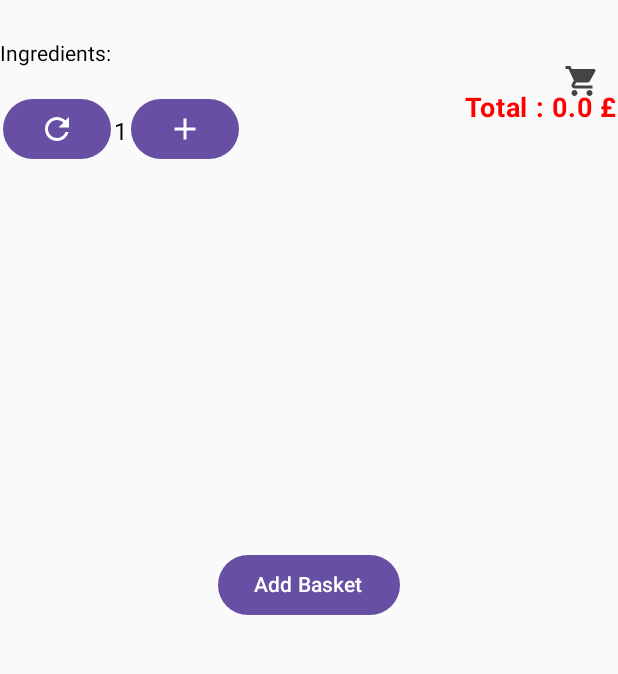
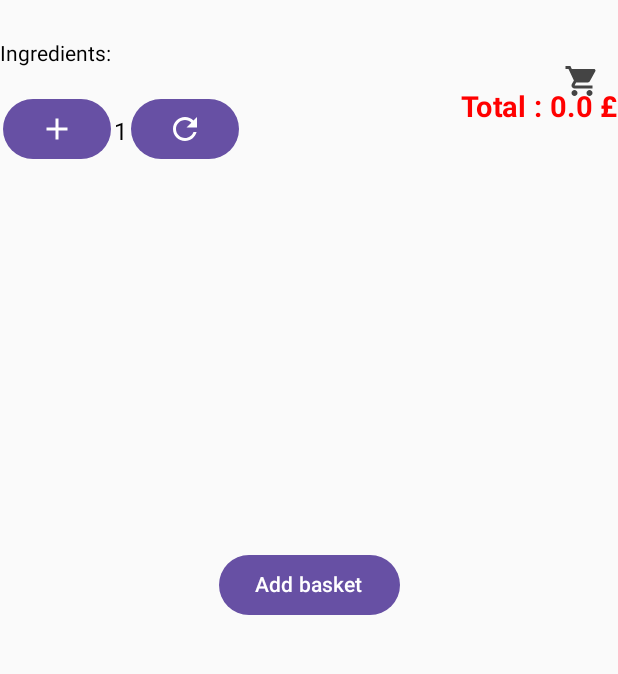
Before and after one commit to sony-level/Android-Restaurant, an Android app built with Jetpack Compose: the DetailActivity screen opened directly, with no data from a screen before it, on a phone screen of 412 x 824 dp, the part 144-818 px from its top. Run offline under Robolectric (Android 15) with nearby library versions, the phone set to English and light mode, and no system bars; network calls fail; pictures from the network do not load.

Commit message:
update: day 3

```diff
--- a/app/build.gradle.kts
+++ b/app/build.gradle.kts
@@ -67,6 +67,7 @@ dependencies {
     debugImplementation("androidx.compose.ui:ui-tooling")
     debugImplementation("androidx.compose.ui:ui-test-manifest")
 
+    implementation ("androidx.viewpager2:viewpager2:1.1.0")
     implementation("androidx.navigation:navigation-compose:2.7.0")
     implementation("com.android.volley:volley:1.2.1")
     implementation("com.google.code.gson:gson:2.10.1")
--- a/app/src/main/java/fr/isen/mbangolevelsonydilane/androiderestaurant/DetailActivity.kt
+++ b/app/src/main/java/fr/isen/mbangolevelsonydilane/androiderestaurant/DetailActivity.kt
@@ -50,6 +50,8 @@ import androidx.compose.foundation.ExperimentalFoundationApi
 import androidx.compose.material3.TopAppBar
 import androidx.compose.material3.ExperimentalMaterial3Api
 import android.widget.Toast
+import androidx.viewpager2.widget.ViewPager2
+
 class DetailActivity : ComponentActivity() {
     @OptIn(ExperimentalFoundationApi::class, ExperimentalMaterial3Api::class)
     override fun onCreate(savedInstanceState: Bundle?) {
@@ -62,6 +64,7 @@ class DetailActivity : ComponentActivity() {
             val count = remember {
                 mutableIntStateOf(1)
             }
+
 
             Column (
                 modifier = Modifier
@@ -174,7 +177,7 @@ class DetailActivity : ComponentActivity() {
 
                         ) {
                             Icon(
-                                imageVector = Icons.Default.Refresh,
+                                imageVector = Icons.Default.Add,
                                 contentDescription = "Decrease Quantity",
                                 tint = Color.White
                             )
@@ -197,7 +200,7 @@ class DetailActivity : ComponentActivity() {
 
                         ) {
                             Icon(
-                                imageVector = Icons.Default.Add,
+                                imageVector = Icons.Default.Refresh,
                                 contentDescription = "Increase Quantity",
                                 tint = Color.White
                             )
@@ -207,7 +210,7 @@ class DetailActivity : ComponentActivity() {
                             text = "Total : ${totalPrice.toString()} £",
                             style = MaterialTheme.typography.bodyLarge.copy(
                                 color = Color.Red,
-                                fontSize = 18.sp,
+                                fontSize = 19.sp,
                                 fontWeight = FontWeight.Bold
                             ))
 
@@ -228,7 +231,7 @@ class DetailActivity : ComponentActivity() {
                         },
                        // colors = ButtonColors(contentColor = Color.White, containerColor = Color.Red, disabledContainerColor = Color.Gray, disabledContentColor = Color.Gray)
                     ) {
-                        Text(text = "Add Basket")
+                        Text(text = "Add basket")
                     }
                     Spacer(modifier = Modifier.weight(1f))
                 }
```
